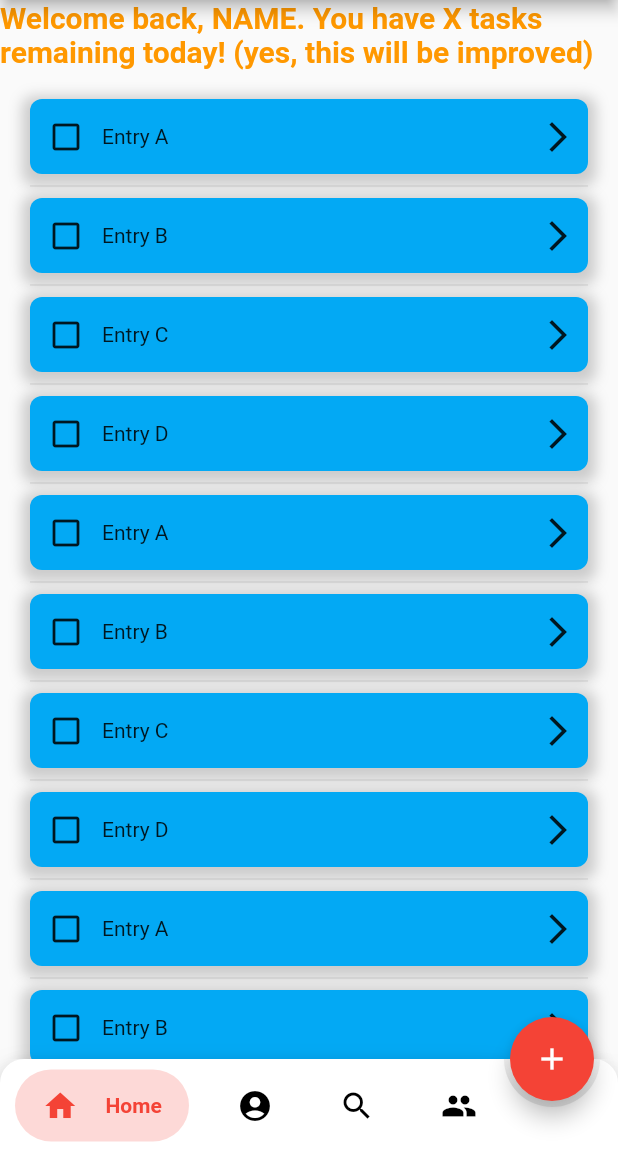
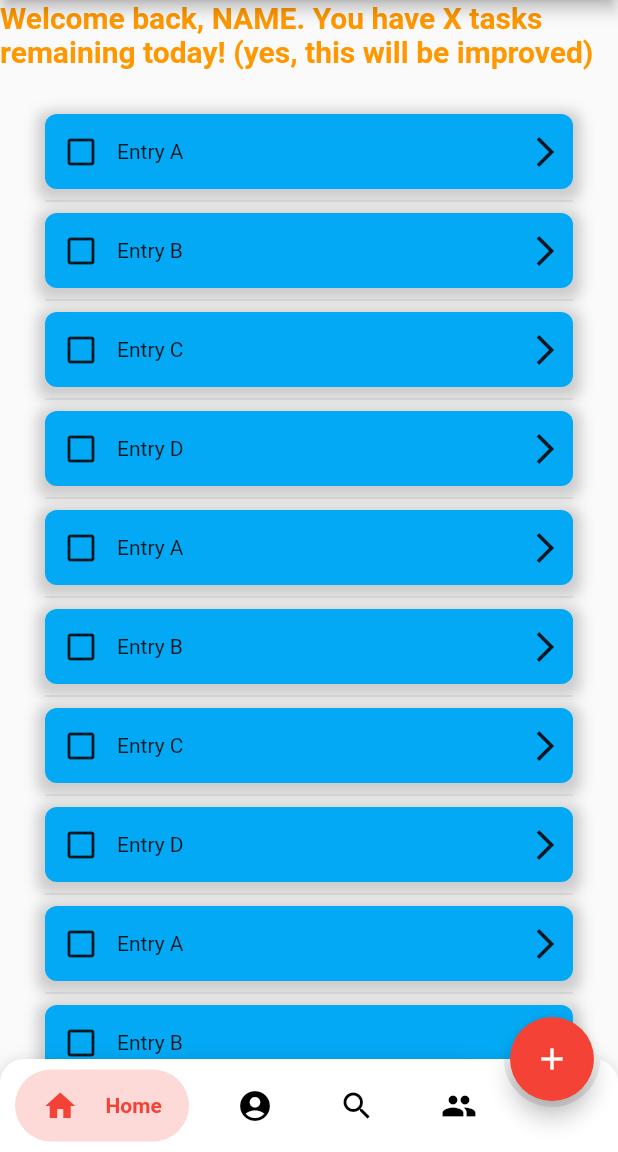
Before and after one commit to vermaapoorva/IC-Hello-World, a Flutter app: the MyHomePage screen opened directly, on a phone screen of 412 x 824 dp, the part 84-1236 px from its top. Run offline on Flutter 3.47's test engine with Material 2 defaults, Android fonts, the phone set to English and light mode, and no system bars; drawn by our look-alikes of bubble_bottom_bar; our stand-ins replace flutter_login.

Commit message:
Finished first draft of Goals page

```diff
--- a/front-end/lib/main.dart
+++ b/front-end/lib/main.dart
@@ -25,7 +25,8 @@ class MyApp extends StatelessWidget {
         primarySwatch: Colors.blue,
       ),
       // home: LoginScreen(title: 'Goals'),
-      home: LoginScreen(),
+      home: MyHomePage(title: "Goals"),
+      // home: LoginScreen(),
     );
   }
 }
--- a/front-end/lib/pages/Goals.dart
+++ b/front-end/lib/pages/Goals.dart
@@ -48,7 +48,7 @@ class _GoalsState extends State<Goals> {
             child: ListView.separated(
               scrollDirection: Axis.vertical,
               shrinkWrap: true,
-              padding: const EdgeInsets.all(20),
+              padding: const EdgeInsets.all(30),
               itemCount: entries.length,
               itemBuilder: (BuildContext context, int index) {
                 return Container(
--- a/front-end/lib/pages/HomePage.dart
+++ b/front-end/lib/pages/HomePage.dart
@@ -2,6 +2,7 @@ import 'package:flutter/material.dart';
 import 'package:bubble_bottom_bar/bubble_bottom_bar.dart';
 import 'package:goal_app/pages/Goals.dart';
 import 'PlaceholderWidget.dart';
+import 'Groups.dart';
 
 class MyHomePage extends StatefulWidget {
   MyHomePage({Key key, this.title}) : super(key: key);
@@ -16,7 +17,7 @@ class _MyHomePageState extends State<MyHomePage> {
     Goals(),
     PlaceholderWidget(Colors.orange),
     PlaceholderWidget(Colors.yellow),
-    PlaceholderWidget(Colors.green),
+    PlaceholderWidget(Colors.yellow),
     PlaceholderWidget(Colors.blue),
   ];
 
```
Also changed, not shown: front-end/lib/pages/Groups.dart (added, +95 -0 lines).
